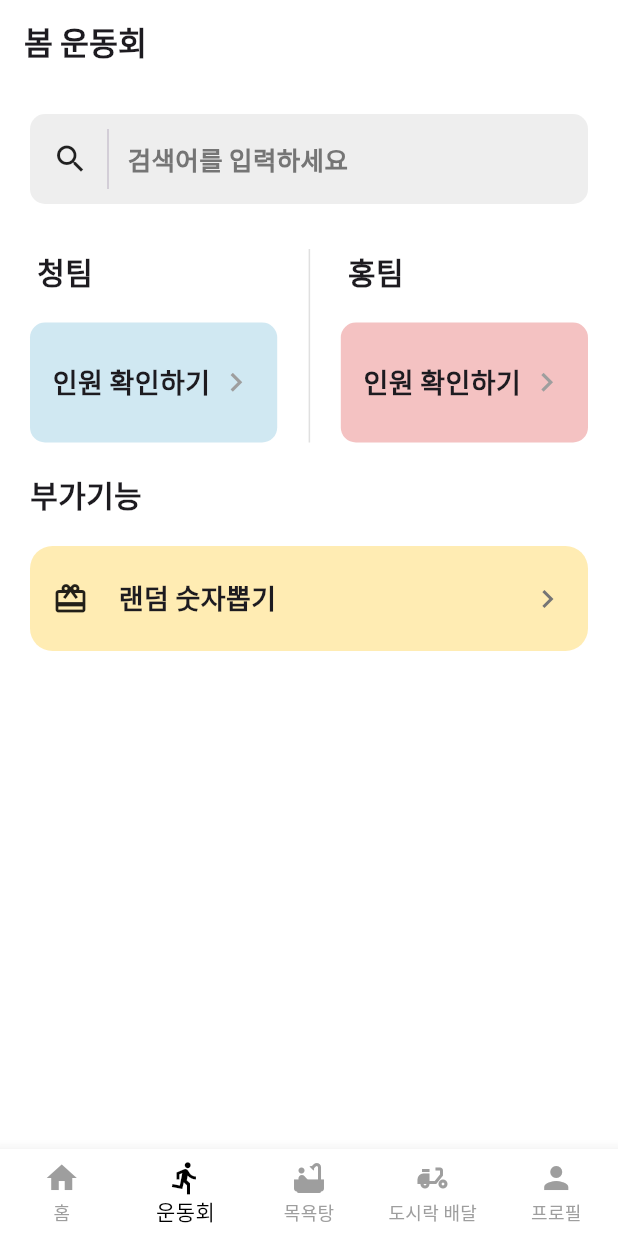
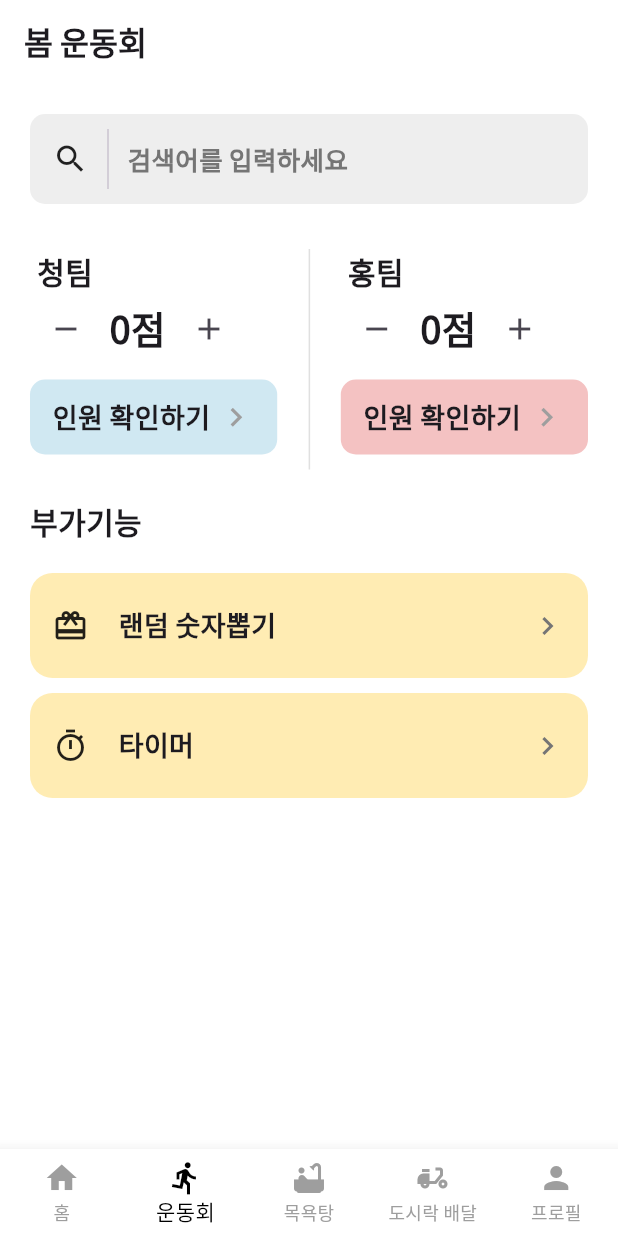
Before and after one commit to pre-per/nambu_admin, a Flutter app: the screen it shows after launch, swiped to page 2, on a phone screen of 412 x 824 dp. Run offline on Flutter 3.47's test engine with Material 3 defaults, Android fonts, the phone set to English and light mode, and no system bars; our stand-ins replace google_fonts, lottie, table_calendar.

Commit message:
[feature] timer screen

```diff
--- a/lib/main.dart
+++ b/lib/main.dart
@@ -45,6 +45,7 @@ class MyApp extends StatelessWidget {
       theme: ThemeData(
         appBarTheme: AppBarTheme(
           backgroundColor: Colors.white,
+          scrolledUnderElevation: 0,
         ),
         bottomNavigationBarTheme: BottomNavigationBarThemeData(
           unselectedItemColor: Colors.grey,
--- a/lib/provider/sportpersonprovider.dart
+++ b/lib/provider/sportpersonprovider.dart
@@ -13,6 +13,8 @@ class SportpersonProvider with ChangeNotifier {
     Sportpersonmodel(name: 'red홍훈이', num: 4, isChecked: false, isBlueTeam: false),
     Sportpersonmodel(name: 'red홍홍홍', num: 5, isChecked: false, isBlueTeam: false),
   ];
+  int _blueScore = 0;
+  int _redScore = 0;
 
   List<Sportpersonmodel> get teamList => _teamList;
 
@@ -22,8 +24,22 @@ class SportpersonProvider with ChangeNotifier {
   int get blueCheckedCount => blueTeam.where((item) => item.isChecked).length;
   int get redCheckedCount => redTeam.where((item) => item.isChecked).length;
 
+  int get blueScore => _blueScore;
+  int get redScore => _redScore;
+
   void toggleCheck(Sportpersonmodel person) {
     person.isChecked = !person.isChecked;
     notifyListeners();
   }
+
+  void addScore(bool isPlus, bool isBlueTeam) {
+    if (isBlueTeam) {
+      isPlus ? _blueScore += 50 : _blueScore -= 50;
+      print("blue team added");
+    } else {
+      isPlus ? _redScore += 50 : _redScore -= 50;
+      print("red team added");
+    }
+    notifyListeners();
+  }
 }
--- a/lib/screen/main/sportscreen.dart
+++ b/lib/screen/main/sportscreen.dart
@@ -12,6 +12,7 @@ class Sportscreen extends StatelessWidget {
   @override
   Widget build(BuildContext context) {
     final double w_mdof = MediaQuery.of(context).size.width;
+    final provider = Provider.of<SportpersonProvider>(context);
 
     return GestureDetector(
       onTap: () {
@@ -41,8 +42,10 @@ class Sportscreen extends StatelessWidget {
                                 style: TextStyle(
                                     fontSize: 20.0,
                                     fontWeight: FontWeight.w600)),
-                            const SizedBox(height: 20.0),
+                            TeamScore(context, true),
+                            const SizedBox(height: 10.0),
                             SportscreenGetMore(context, w_mdof, true),
+                            const SizedBox(height: 10.0),
                           ],
                         ),
                         VerticalDivider(color: Colors.grey[300], width: 0.5),
@@ -53,8 +56,10 @@ class Sportscreen extends StatelessWidget {
                                 style: TextStyle(
                                     fontSize: 20.0,
                                     fontWeight: FontWeight.w600)),
-                            const SizedBox(height: 20.0),
+                            TeamScore(context, false),
+                            const SizedBox(height: 10.0),
                             SportscreenGetMore(context, w_mdof, false),
+                            const SizedBox(height: 10.0),
                           ],
                         ),
                       ],
@@ -66,7 +71,8 @@ class Sportscreen extends StatelessWidget {
                           fontSize: 20.0, fontWeight: FontWeight.w600)),
                   const SizedBox(height: 20.0),
                   SportscreenRandomNum(context),
-                  const SizedBox(height: 20.0),
+                  const SizedBox(height: 10.0),
+                  SportscreenTimer(context),
                 ],
               ),
             ],
@@ -136,7 +142,7 @@ GestureDetector SportscreenGetMore(
     },
     child: Container(
       width: w_mdof * 0.4,
-      height: 80.0,
+      height: 50.0,
       decoration: BoxDecoration(
         color: isBlueTeam ? Color(0xFFD0E8F2) : Color(0xFFF4C2C2),
         borderRadius: BorderRadius.circular(10.0),
@@ -188,3 +194,63 @@ GestureDetector SportscreenRandomNum(BuildContext context) {
     ),
   );
 }
+
+GestureDetector SportscreenTimer(BuildContext context) {
+  return GestureDetector(
+    onTap: () {
+      Navigator.of(context)
+          .push(MaterialPageRoute(builder: (_) => Randomnum()));
+    },
+    child: Container(
+      width: MediaQuery.of(context).size.width,
+      height: 70.0,
+      decoration: BoxDecoration(
+        borderRadius: BorderRadius.circular(15.0),
+        color: Color(0xFFFFECB3),
+      ),
+      child: Padding(
+        padding: const EdgeInsets.all(15.0),
+        child: Row(
+          mainAxisAlignment: MainAxisAlignment.spaceBetween,
+          children: [
+            Icon(Icons.timer_outlined),
+            const SizedBox(width: 20.0),
+            Expanded(
+                child: Text(
+                  '타이머',
+                  style: TextStyle(fontSize: 18.0, fontWeight: FontWeight.w600),
+                )),
+            Icon(Icons.navigate_next, color: Colors.grey[600]),
+          ],
+        ),
+      ),
+    ),
+  );
+}
+
+Row TeamScore(BuildContext context, bool isBlue) {
+  final provider = Provider.of<SportpersonProvider>(context);
+  return Row(
+    mainAxisAlignment: MainAxisAlignment.spaceBetween,
+    children: [
+      IconButton(
+        onPressed: () {
+          provider.addScore(false, isBlue);
+        },
+        icon: Icon(Icons.remove),
+      ),
+      const SizedBox(width: 5.0),
+      Text(
+        '${isBlue ? provider.blueScore : provider.redScore}점',
+        style: TextStyle(fontSize: 25.0, fontWeight: FontWeight.w600),
+      ),
+      const SizedBox(width: 5.0),
+      IconButton(
+        onPressed: () {
+          provider.addScore(true, isBlue);
+        },
+        icon: Icon(Icons.add),
+      ),
+    ],
+  );
+}
--- /dev/null
+++ b/lib/screen/sub/sport/timer.dart
@@ -0,0 +1,12 @@
+import 'package:flutter/material.dart';
+
+class SportTimer extends StatelessWidget {
+  const SportTimer({super.key});
+
+  @override
+  Widget build(BuildContext context) {
+    return Scaffold(
+      appBar: AppBar(),
+    );
+  }
+}
```
